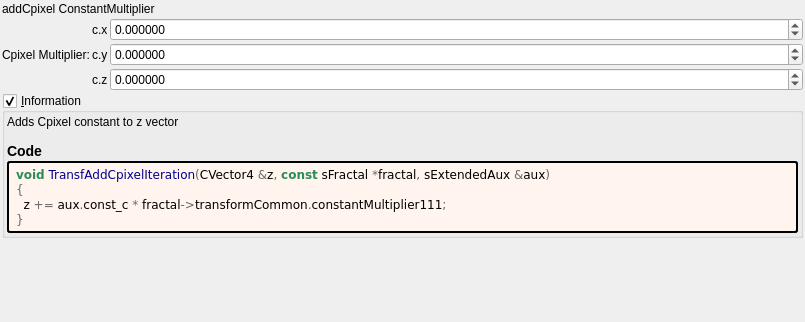
Qt form mandelbulber2/formula/ui/transf_add_cpixel.ui (buddhi1980/mandelbulber2) before a commit.
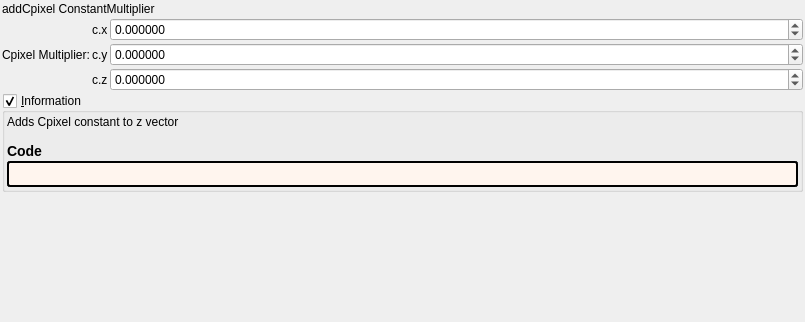
The same form after that commit. Custom widgets are drawn as their Qt base class.

```diff
--- a/mandelbulber2/formula/ui/transf_add_cpixel.ui
+++ b/mandelbulber2/formula/ui/transf_add_cpixel.ui
@@ -209,13 +209,7 @@
          <string notr="true">border-style: outset; border-width: 2px; border-radius: 3px; border-color: black; background-color: #fff5ee; padding: 4px;</string>
         </property>
         <property name="text">
-         <string notr="true">&lt;body style=&quot;background-color:#fff5ee&quot;&gt;
-&lt;pre style=&quot;color:#000000; background-color:#fff5ee;  font-family:'Courier New',monospace;&quot;&gt;&lt;span style=&quot;color:#2e8b57; font-weight:bold&quot;&gt;void&lt;/span&gt; &lt;span style=&quot;color:#00008f&quot;&gt;TransfAddCpixelIteration&lt;/span&gt;&lt;span style=&quot;color:#676767&quot;&gt;(&lt;/span&gt;CVector4 &lt;span style=&quot;color:#676767&quot;&gt;&amp;amp;&lt;/span&gt;z&lt;span style=&quot;color:#676767&quot;&gt;,&lt;/span&gt; &lt;span style=&quot;color:#2e8b57; font-weight:bold&quot;&gt;const&lt;/span&gt; sFractal &lt;span style=&quot;color:#676767&quot;&gt;*&lt;/span&gt;fractal&lt;span style=&quot;color:#676767&quot;&gt;,&lt;/span&gt; sExtendedAux &lt;span style=&quot;color:#676767&quot;&gt;&amp;amp;&lt;/span&gt;aux&lt;span style=&quot;color:#676767&quot;&gt;)&lt;/span&gt;
-&lt;span style=&quot;color:#676767&quot;&gt;{&lt;/span&gt;
-  z &lt;span style=&quot;color:#676767&quot;&gt;+=&lt;/span&gt; aux&lt;span style=&quot;color:#676767&quot;&gt;.&lt;/span&gt;const_c &lt;span style=&quot;color:#676767&quot;&gt;*&lt;/span&gt; fractal&lt;span style=&quot;color:#676767&quot;&gt;-&amp;gt;&lt;/span&gt;transformCommon&lt;span style=&quot;color:#676767&quot;&gt;.&lt;/span&gt;constantMultiplier111&lt;span style=&quot;color:#676767&quot;&gt;;&lt;/span&gt;
-&lt;span style=&quot;color:#676767&quot;&gt;}&lt;/span&gt;
-&lt;/pre&gt;
-&lt;/body&gt;</string>
+         <string notr="true"></string>
         </property>
         <property name="wordWrap">
          <bool>true</bool>
```
